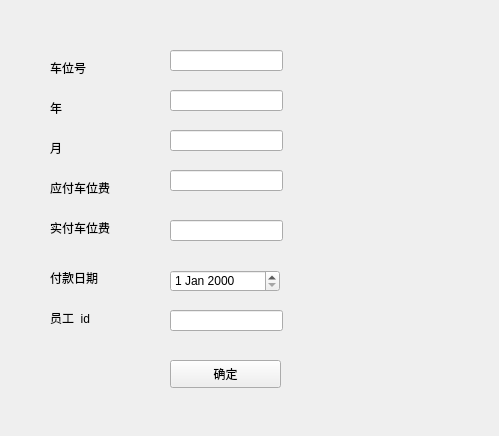
Qt form UI/register_ui/register_parking_fees.ui (JJLee7447/property_management_system) before a commit.
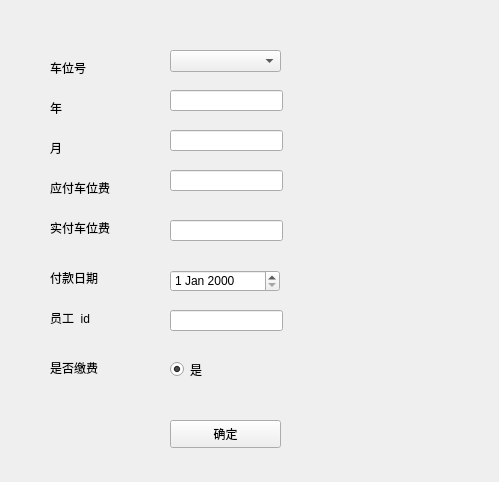
The same form after that commit.

The edit to the form file:
```diff
--- a/UI/register_ui/register_parking_fees.ui
+++ b/UI/register_ui/register_parking_fees.ui
@@ -7,7 +7,7 @@
     <x>0</x>
     <y>0</y>
     <width>499</width>
-    <height>436</height>
+    <height>482</height>
    </rect>
   </property>
   <property name="windowTitle">
@@ -104,16 +104,6 @@
     <string>员工_id</string>
    </property>
   </widget>
-  <widget class="QLineEdit" name="parking_id_lineEdit">
-   <property name="geometry">
-    <rect>
-     <x>170</x>
-     <y>50</y>
-     <width>113</width>
-     <height>21</height>
-    </rect>
-   </property>
-  </widget>
   <widget class="QLineEdit" name="year_lineEdit">
    <property name="geometry">
     <rect>
@@ -184,7 +174,7 @@
    <property name="geometry">
     <rect>
      <x>170</x>
-     <y>360</y>
+     <y>420</y>
      <width>111</width>
      <height>28</height>
     </rect>
@@ -193,6 +183,45 @@
     <string>确定</string>
    </property>
   </widget>
+  <widget class="QLabel" name="label_9">
+   <property name="geometry">
+    <rect>
+     <x>50</x>
+     <y>360</y>
+     <width>72</width>
+     <height>15</height>
+    </rect>
+   </property>
+   <property name="text">
+    <string>是否缴费</string>
+   </property>
+  </widget>
+  <widget class="QRadioButton" name="is_paid_radioButton">
+   <property name="geometry">
+    <rect>
+     <x>170</x>
+     <y>360</y>
+     <width>115</width>
+     <height>19</height>
+    </rect>
+   </property>
+   <property name="text">
+    <string>是</string>
+   </property>
+   <property name="checked">
+    <bool>true</bool>
+   </property>
+  </widget>
+  <widget class="QComboBox" name="parking_id_comboBox">
+   <property name="geometry">
+    <rect>
+     <x>170</x>
+     <y>50</y>
+     <width>111</width>
+     <height>22</height>
+    </rect>
+   </property>
+  </widget>
  </widget>
  <resources/>
  <connections/>
```
